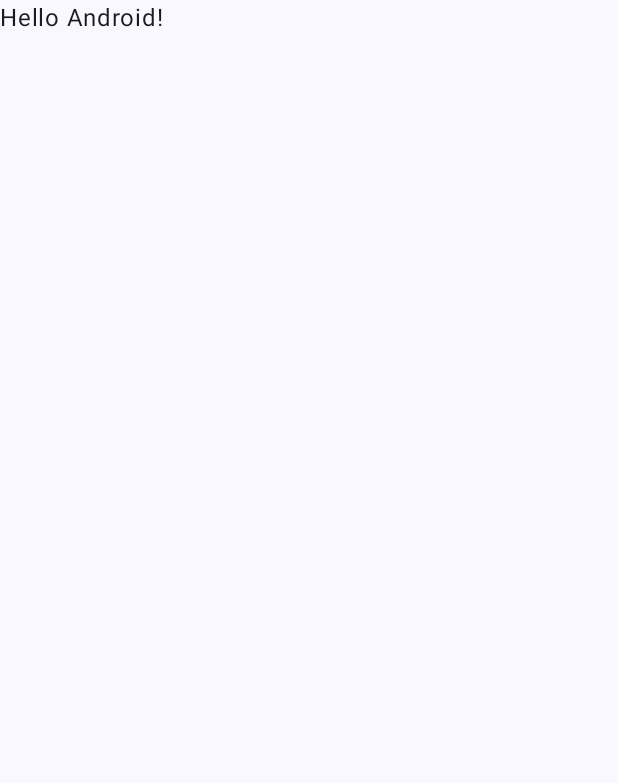
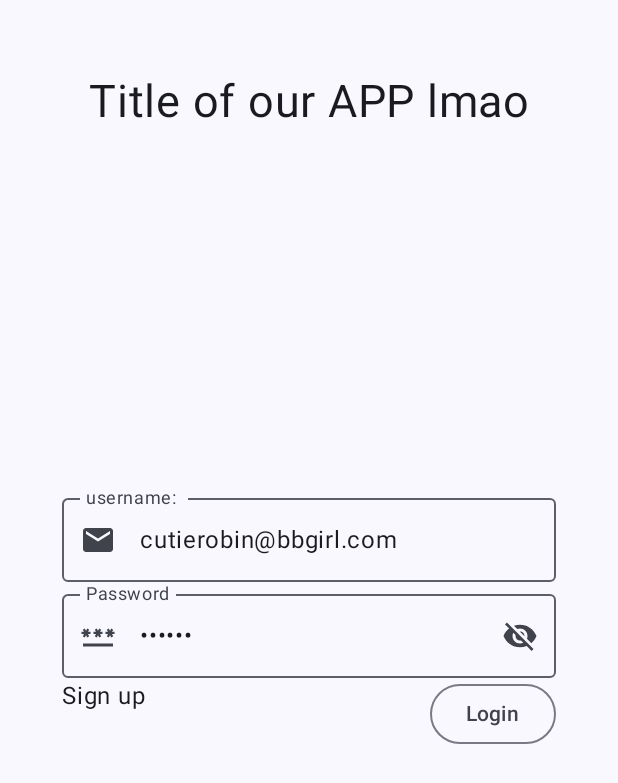
Before and after one commit to yaqubdiyaa/MobileFinalApp, an Android app built with Jetpack Compose: the screen it shows after launch (MainActivity), on a phone screen of 412 x 824 dp. Before the commit the part shown is almost empty. Shown: the top 783 px of the screen. Run offline under Robolectric (Android 15) with nearby library versions, the phone set to English and light mode, and no system bars; our stand-ins replace Firebase (no records; nobody signed in at launch, a user with empty details on screens opened directly).

Commit message:
ui for loginscreen (still need to do firebase)

```diff
--- a/NonprofitApp/app/src/main/java/hu/ait/nonprofitapp/MainActivity.kt
+++ b/NonprofitApp/app/src/main/java/hu/ait/nonprofitapp/MainActivity.kt
@@ -10,6 +10,11 @@ import androidx.compose.material3.Text
 import androidx.compose.runtime.Composable
 import androidx.compose.ui.Modifier
 import androidx.compose.ui.tooling.preview.Preview
+import androidx.navigation.NavHostController
+import androidx.navigation.compose.NavHost
+import androidx.navigation.compose.composable
+import androidx.navigation.compose.rememberNavController
+import hu.ait.nonprofitapp.ui.screen.LoginScreen
 import hu.ait.nonprofitapp.ui.theme.NonprofitAppTheme
 
 class MainActivity : ComponentActivity() {
@@ -22,25 +27,29 @@ class MainActivity : ComponentActivity() {
                     modifier = Modifier.fillMaxSize(),
                     color = MaterialTheme.colorScheme.background
                 ) {
-                    Greeting("Android")
+                   NavGraph()
                 }
             }
         }
     }
 }
 
+
+
 @Composable
-fun Greeting(name: String, modifier: Modifier = Modifier) {
-    Text(
-        text = "Hello $name!",
-        modifier = modifier
-    )
-}
-
-@Preview(showBackground = true)
-@Composable
-fun GreetingPreview() {
-    NonprofitAppTheme {
-        Greeting("Android")
+fun NavGraph(
+    navController: NavHostController = rememberNavController(),
+) {
+    NavHost(
+        navController = navController,
+        startDestination = "loginscreen"
+    ) {
+        composable("loginscreen") {
+            LoginScreen(
+                onLoginSuccess = {
+                    navController.navigate("likedorgs")
+                }
+            )
+        }
     }
 }
--- a/NonprofitApp/app/src/main/java/hu/ait/nonprofitapp/ui/screen/LoginScreen.kt
+++ b/NonprofitApp/app/src/main/java/hu/ait/nonprofitapp/ui/screen/LoginScreen.kt
@@ -1,12 +1,41 @@
 package hu.ait.nonprofitapp.ui.screen
 
+import androidx.compose.foundation.clickable
+import androidx.compose.foundation.layout.Arrangement
+import androidx.compose.foundation.layout.Box
+import androidx.compose.foundation.layout.Column
+import androidx.compose.foundation.layout.Row
+import androidx.compose.foundation.layout.fillMaxSize
+import androidx.compose.foundation.layout.fillMaxWidth
+import androidx.compose.foundation.layout.padding
+import androidx.compose.material.icons.Icons
+import androidx.compose.material.icons.filled.Email
+import androidx.compose.material.icons.filled.Password
+import androidx.compose.material.icons.filled.Visibility
+import androidx.compose.material.icons.filled.VisibilityOff
+import androidx.compose.material3.Button
+import androidx.compose.material3.CircularProgressIndicator
 import androidx.compose.material3.ExperimentalMaterial3Api
+import androidx.compose.material3.Icon
+import androidx.compose.material3.IconButton
+import androidx.compose.material3.OutlinedButton
+import androidx.compose.material3.OutlinedTextField
+import androidx.compose.material3.Text
 import androidx.compose.runtime.Composable
 import androidx.compose.runtime.getValue
 import androidx.compose.runtime.mutableStateOf
+import androidx.compose.runtime.rememberCoroutineScope
 import androidx.compose.runtime.saveable.rememberSaveable
 import androidx.compose.runtime.setValue
+import androidx.compose.ui.Alignment
+import androidx.compose.ui.Modifier
+import androidx.compose.ui.graphics.RectangleShape
+import androidx.compose.ui.text.input.PasswordVisualTransformation
+import androidx.compose.ui.text.input.VisualTransformation
+import androidx.compose.ui.unit.dp
+import androidx.compose.ui.unit.sp
 import androidx.lifecycle.viewmodel.compose.viewModel
+import kotlinx.coroutines.launch
 
 @Composable
 @OptIn(ExperimentalMaterial3Api::class)
@@ -15,8 +44,108 @@ fun LoginScreen(
     onLoginSuccess: () -> Unit
 ) {
 
+    //TODO: NEED TO FIGURE OUT HOW FIREBASE WORKS HAHA
+    //A LOT OF THE
     var showPassword by rememberSaveable { mutableStateOf(false) }
-    var email by rememberSaveable { mutableStateOf("peter@ait.hu") }
+    var email by rememberSaveable { mutableStateOf("cutierobin@bbgirl.com") }
     var password by rememberSaveable { mutableStateOf("123456") }
 
+   val coroutineScope = rememberCoroutineScope()
+
+    Box() {
+        Text(
+            text = "Title of our APP lmao",
+            modifier = Modifier
+                .align(Alignment.TopCenter)
+                .padding(top = 50.dp),
+            fontSize = 30.sp
+        )
+        Column(
+            modifier = Modifier
+                .align(Alignment.Center)
+                .fillMaxSize(),
+            verticalArrangement = Arrangement.Center,
+            horizontalAlignment = Alignment.CenterHorizontally
+        ) {
+            OutlinedTextField(
+                modifier = Modifier.fillMaxWidth(0.8f),
+                label = {
+                    Text(text = "username: ")
+                },
+                value = email,
+                onValueChange = {
+                    email = it
+                },
+                singleLine = true,
+                leadingIcon = {
+                    Icon(Icons.Default.Email, null)
+                }
+            )
+            OutlinedTextField(
+                modifier = Modifier.fillMaxWidth(0.8f),
+                label = {
+                    Text(text = "Password")
+                },
+                value = password,
+                onValueChange = { password = it },
+                singleLine = true,
+                visualTransformation =
+                if (showPassword) VisualTransformation.None else PasswordVisualTransformation(),
+                leadingIcon = {
+                    Icon(Icons.Default.Password, null)
+                },
+                trailingIcon = {
+                    IconButton(onClick = { showPassword = !showPassword }) {
+                        if (showPassword) {
+                            Icon(Icons.Default.Visibility, null)
+                        } else {
+                            Icon(Icons.Default.VisibilityOff, null)
+                        }
+                    }
+                }
+            )
+            Row(
+                modifier = Modifier.fillMaxWidth(0.8f),
+                horizontalArrangement = Arrangement.SpaceBetween
+            ) {
+
+                Text(text = "Sign up", modifier = Modifier.clickable{
+                    loginViewModel.registerUser(email,password)
+                })
+
+                OutlinedButton(onClick = {
+                    coroutineScope.launch {
+                        val result = loginViewModel.loginUser(email,password)
+                        //TODO: (uncomment when firebase set up)
+                         //if (result?.user != null) {
+                          //  onLoginSuccess()
+                        //}
+                    }
+                }) {
+                    Text(text = "Login")
+                }
+
+            }
+
+        }
+
+        Column(
+            modifier = Modifier
+                .align(Alignment.BottomCenter)
+                .fillMaxWidth()
+                .padding(bottom = 50.dp),
+            horizontalAlignment = Alignment.CenterHorizontally
+        ) {
+            when (loginViewModel.loginUiState) {
+                is LoginUiState.Loading -> CircularProgressIndicator()
+                is LoginUiState.RegisterSuccess -> Text(text = "Registration OK")
+                is LoginUiState.Error -> Text(text = "Error: ${
+                    (loginViewModel.loginUiState as LoginUiState.Error).error
+                }")
+                is LoginUiState.LoginSuccess -> Text(text = "Login OK")
+                LoginUiState.Init -> {}
+            }
+
+        }
+    }
 }
--- a/NonprofitApp/app/src/main/java/hu/ait/nonprofitapp/ui/screen/LoginViewModel.kt
+++ b/NonprofitApp/app/src/main/java/hu/ait/nonprofitapp/ui/screen/LoginViewModel.kt
@@ -4,10 +4,61 @@ import androidx.compose.runtime.getValue
 import androidx.compose.runtime.mutableStateOf
 import androidx.compose.runtime.setValue
 import androidx.lifecycle.ViewModel
+import com.google.firebase.auth.AuthResult
+import com.google.firebase.auth.FirebaseAuth
+import com.google.firebase.auth.ktx.auth
+import com.google.firebase.ktx.Firebase
+import kotlinx.coroutines.tasks.await
 
 class LoginViewModel: ViewModel() {
     var loginUiState: LoginUiState by mutableStateOf(LoginUiState.Init)
 
+
+    /*
+    private lateinit var auth: FirebaseAuth
+
+    init {
+        auth = Firebase.auth
+    }
+
+    fun registerUser(email: String, password: String) {
+        loginUiState = LoginUiState.Loading
+        try {
+            auth.createUserWithEmailAndPassword(email, password)
+                .addOnSuccessListener{
+                    loginUiState = LoginUiState.RegisterSuccess
+                }
+                .addOnFailureListener{
+                    loginUiState = LoginUiState.Error(it.message)
+                }
+        } catch (e: Exception) {
+            loginUiState = LoginUiState.Error(e.message)
+        }
+    }
+
+    suspend fun loginUser(email: String, password: String) : AuthResult? {
+        loginUiState = LoginUiState.Loading
+
+        return try {
+            val result = auth.signInWithEmailAndPassword(email, password).await()
+            loginUiState = LoginUiState.LoginSuccess
+            result
+        } catch (e: java.lang.Exception) {
+            loginUiState = LoginUiState.Error(e.message)
+            null
+        }
+    }
+}
+
+
+     */
+    fun registerUser(email: String, password: String) {
+
+    }
+
+    suspend fun loginUser(email: String, password: String) {
+
+    }
 }
 
     sealed interface LoginUiState {
```
Lines whose indentation alone changed are shown as unchanged.
